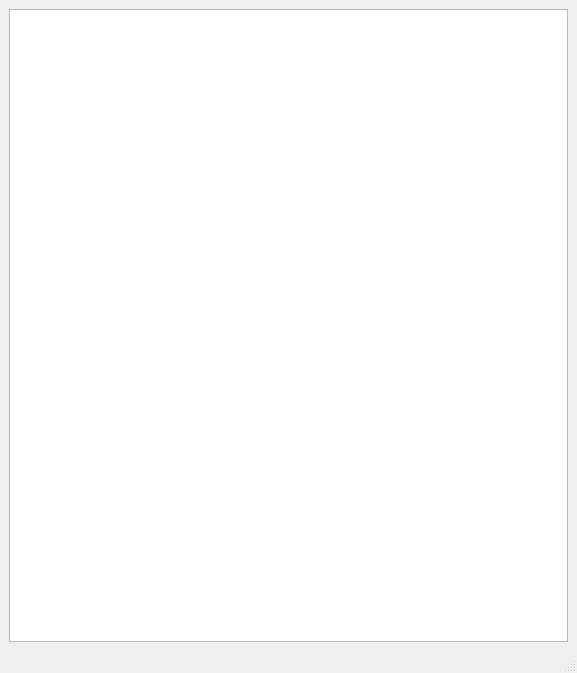
Above: kana.ui from Kracav4ik/kana before the change. Below: the same form after it.
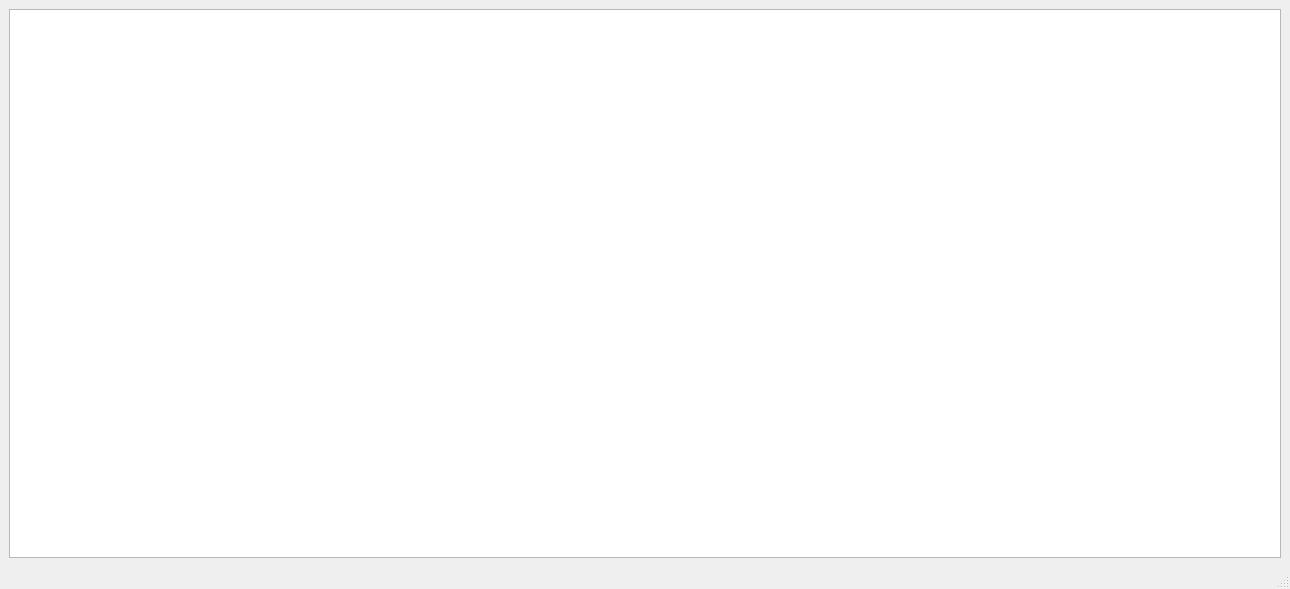
That is the form after the change.

Commit message: Кана: все иероглифы печатаются

What changed in the file:
```diff
--- a/kana.ui
+++ b/kana.ui
@@ -6,8 +6,8 @@
    <rect>
     <x>0</x>
     <y>0</y>
-    <width>577</width>
-    <height>673</height>
+    <width>1290</width>
+    <height>589</height>
    </rect>
   </property>
   <property name="windowTitle">
```
Left out of the diff: 2 changed lines with no effect on the pictures. The commit also changes 1 other file.
